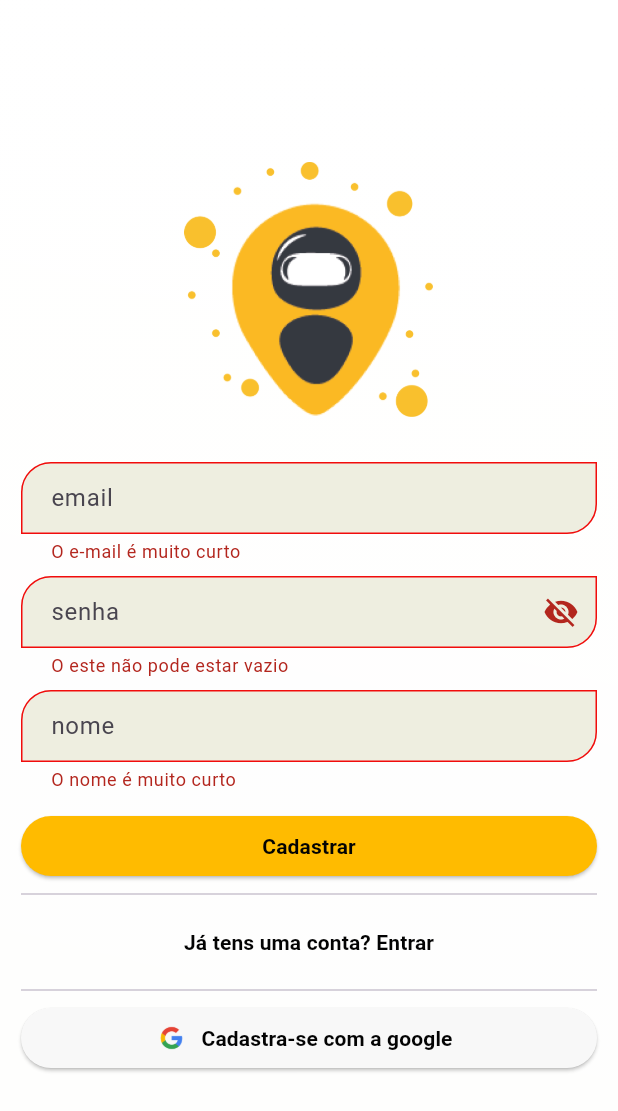
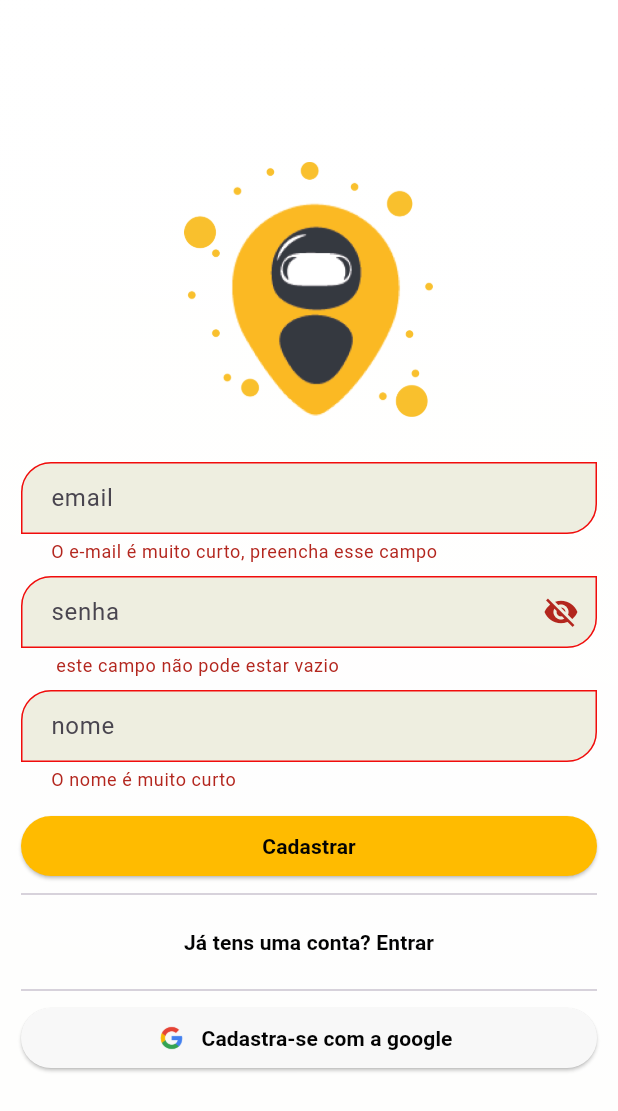
Before and after one commit to bevaristobento/PilotoYangue, a Flutter app: the AuthenticionPiloto screen opened directly, after a tap on "Entrar", after a tap on "Ainda não tens conta ? cadastra-se", after a tap on "Cadastrar", on a phone screen of 412 x 824 dp. Shown: the top 1111 px of the screen. Run offline on Flutter 3.47's test engine with Material 3 defaults, Android fonts, the phone set to English and light mode, and no system bars; our stand-ins replace cloud_firestore, firebase_auth, firebase_core, flutter_map, geolocator, google_sign_in and 1 more; missing offline and left inert: liquid_pull_refresh; accounts and stored records are empty; generated files the repository leaves out were written again.

Commit message:
quinto  commit

```diff
--- a/lib/telas/auth_piloto.dart
+++ b/lib/telas/auth_piloto.dart
@@ -1,5 +1,5 @@
 import 'dart:ui';
-
+import 'package:cloud_firestore/cloud_firestore.dart';
 import 'package:firebase_auth/firebase_auth.dart';
 import 'package:flutter/cupertino.dart';
 import 'package:flutter/material.dart';
@@ -10,6 +10,7 @@ import 'package:piloto_yangue1/comun/cores_piloto.dart';
 import 'package:piloto_yangue1/comun/my_snackbar.dart';
 import 'package:piloto_yangue1/servicos/auth_servico.dart';
 import 'package:piloto_yangue1/telas/home_piloto.dart';
+import 'package:uuid/uuid.dart';
 
 class AuthenticionPiloto extends StatefulWidget {
   const AuthenticionPiloto({super.key});
@@ -18,6 +19,7 @@ class AuthenticionPiloto extends StatefulWidget {
   State<AuthenticionPiloto> createState() => _AuthenticionPilotoState();
 }
 
+FirebaseFirestore db = FirebaseFirestore.instance;
 bool querorEntrar = true;
 
 final _formkey = GlobalKey<FormState>();
@@ -70,11 +72,11 @@ class _AuthenticionPilotoState extends State<AuthenticionPiloto> {
                         decoration: getAuthenticationInputDecoration("email"),
                         validator: (String? value) {
                           if (value == null) {
-                            return "O este não pode estar vazio";
+                            return " este campo não pode estar vazio";
                           }
 
                           if (value.length < 5) {
-                            return "O e-mail é muito curto ";
+                            return "O e-mail é muito curto, preencha esse campo ";
                           }
 
                           if (!value.contains("@")) {
@@ -106,7 +108,7 @@ class _AuthenticionPilotoState extends State<AuthenticionPiloto> {
                         obscureText: !_senhaVisivel,
                         validator: (String? value) {
                           if (value == null || value.isEmpty) {
-                            return "O este não pode estar vazio";
+                            return " este campo não pode estar vazio";
                           }
 
                           if (value.length < 5) {
@@ -129,7 +131,7 @@ class _AuthenticionPilotoState extends State<AuthenticionPiloto> {
                                   getAuthenticationInputDecoration("nome"),
                               validator: (String? value) {
                                 if (value == null) {
-                                  return "O este não pode estar vazio";
+                                  return "este campo não pode estar vazio";
                                 }
 
                                 if (value.length < 5) {
@@ -147,7 +149,7 @@ class _AuthenticionPilotoState extends State<AuthenticionPiloto> {
                       ),
                       ElevatedButton(
                           onPressed: () async {
-                            var resposta = await botaoPrincipalClicado();
+                            var resposta = await botaoPrincipalClicado(context);
                             if (resposta != null) {
                               Navigator.push(
                                   context,
@@ -192,7 +194,6 @@ class _AuthenticionPilotoState extends State<AuthenticionPiloto> {
                               fontWeight: FontWeight.bold),
                         ),
                       ),
-
                       const Divider(),
                       ElevatedButton.icon(
                         icon: Image.asset(
@@ -234,6 +235,17 @@ class _AuthenticionPilotoState extends State<AuthenticionPiloto> {
     );
   }
 
+  // criando a colecçao
+  void sendData() {
+    String id = Uuid().v1();
+    db.collection("cadastro passageiro").doc(id).set({
+      "email": _emailController.text,
+      "senha": _senhaController.text,
+      "nome": _nomeController.text,
+    });
+  }
+
+// metodo pra entrar com a google cadastro e login
   Future<User?> _signInWithGoogle() async {
     try {
       final GoogleSignInAccount? googleUser = await GoogleSignIn().signIn();
@@ -253,7 +265,7 @@ class _AuthenticionPilotoState extends State<AuthenticionPiloto> {
     }
   }
 
-  Future<UserCredential?> botaoPrincipalClicado() async {
+  Future<UserCredential?> botaoPrincipalClicado(BuildContext context) async {
     String nome = _nomeController.text;
     String email = _emailController.text;
     String senha = _senhaController.text;
@@ -309,6 +321,10 @@ class _AuthenticionPilotoState extends State<AuthenticionPiloto> {
 
           mostrarSnackBar(context: context, texto: msg);
         });
+        // ignore: unnecessary_null_comparison
+        if (resposta != null) {// a função senddata receberá enviará os  dados caso cadastro for feito com exito
+          sendData();
+        }
 
         return resposta;
 
--- a/lib/telas/contas.dart
+++ b/lib/telas/contas.dart
@@ -11,7 +11,7 @@ class Contas extends StatelessWidget {
   Widget build(BuildContext context) {
     return Scaffold(
         appBar: AppBar(
-            backgroundColor: const Color.fromARGB(255, 228, 231, 6),
+            backgroundColor:  const Color.fromARGB(255, 255, 187, 0),
             title: Row(
               children: [
                 Image.asset(
@@ -31,7 +31,7 @@ class Contas extends StatelessWidget {
           heightLoader: 200,
           showChildOpacityTransition: false,
           color: const Color.fromARGB(255, 0, 0, 0),  // Cor da parte traseira do efeito de refresh
-          backgroundColor: Colors.yellowAccent,
+          backgroundColor:  const Color.fromARGB(255, 255, 187, 0),
           onRefresh: () async {
             await Future.delayed(const Duration(seconds: 2));
           },
@@ -41,7 +41,7 @@ class Contas extends StatelessWidget {
                 Padding(
                   padding: const EdgeInsets.all(20.0),
                   child: Card(
-                    color:const Color.fromARGB(255, 255, 187, 1),
+                    color: const Color.fromARGB(255, 255, 187, 0),
                       child: ClipRRect(
                     borderRadius: BorderRadius.circular(20),
                     child: Container(
--- a/lib/telas/escolha.dart
+++ b/lib/telas/escolha.dart
@@ -25,7 +25,7 @@ class _EscolhaOpcaoState extends State<EscolhaOpcao> {
             height: double.infinity,
           ),
           Container(
-            color: Colors.black.withOpacity(0.8),
+            color: Colors.black.withOpacity(0.6),
              width: double.infinity,
             height: double.infinity,
           ),
@@ -35,7 +35,7 @@ class _EscolhaOpcaoState extends State<EscolhaOpcao> {
               children: [
                 ElevatedButton(
                   style: ElevatedButton.styleFrom(
-                      backgroundColor: const Color.fromARGB(255, 247, 222, 3),
+                      backgroundColor: const Color.fromARGB(255, 255, 187, 0),
                       padding: const EdgeInsets.symmetric(
                           horizontal: 40, vertical: 20),
                       textStyle: const TextStyle(
@@ -59,7 +59,7 @@ class _EscolhaOpcaoState extends State<EscolhaOpcao> {
                 ),
                 ElevatedButton(
                     style: ElevatedButton.styleFrom(
-                      backgroundColor: const Color.fromARGB(255, 248, 224, 3),
+                      backgroundColor: const Color.fromARGB(255, 255, 187, 0),
                       padding: const EdgeInsets.symmetric(
                         horizontal: 60,
                         vertical: 20,
--- a/lib/telas/registro.dart
+++ b/lib/telas/registro.dart
@@ -7,7 +7,7 @@ class Registros extends StatelessWidget {
   Widget build(BuildContext context) {
     return Scaffold(
       appBar: AppBar(
-         backgroundColor:  Colors.yellowAccent,
+         backgroundColor:  const Color.fromARGB(255, 255, 187, 0),
             title: Row(
               children: [
                 Image.asset(
--- a/lib/telas/serviço_carga.dart
+++ b/lib/telas/serviço_carga.dart
@@ -9,7 +9,7 @@ class ServicosCargas extends StatelessWidget {
   Widget build(BuildContext context) {
     return Scaffold(
         appBar: AppBar(
-         backgroundColor: const Color.fromARGB(255, 228, 231, 6),
+         backgroundColor: const Color.fromARGB(255, 255, 187, 0),
             title: Row(
               children: [
                 Image.asset(
@@ -26,7 +26,7 @@ class ServicosCargas extends StatelessWidget {
               ],
             )),
         drawer: Drawer(
-          backgroundColor:  Colors.yellowAccent,
+          backgroundColor:  const Color.fromARGB(255, 255, 187, 0),
           child: ListView(
             children: [
               ListTile(
@@ -75,7 +75,7 @@ class ServicosCargas extends StatelessWidget {
                               ),
                               ElevatedButton(
                                 style: ElevatedButton.styleFrom(
-                                    backgroundColor: const Color.fromARGB(255, 255, 187, 0),
+                                    backgroundColor:  const Color.fromARGB(255, 255, 187, 0),
                                     padding: const EdgeInsets.symmetric(
                                       horizontal: 50,
                                       vertical: 15,
--- a/pubspec.yaml
+++ b/pubspec.yaml
@@ -24,6 +24,8 @@ dependencies:
   cupertino_icons: ^1.0.6
   firebase_core: ^2.25.5
   firebase_auth: ^4.17.6
+  cloud_firestore: any
+  uuid: ^4.4.0
 
 
 dev_dependencies:
```
Also changed, not shown: lib/telas/home_piloto.dart (+72 -51 lines), lib/telas/sobre.dart (line endings or trailing spaces), pubspec.lock, 3 other files.
